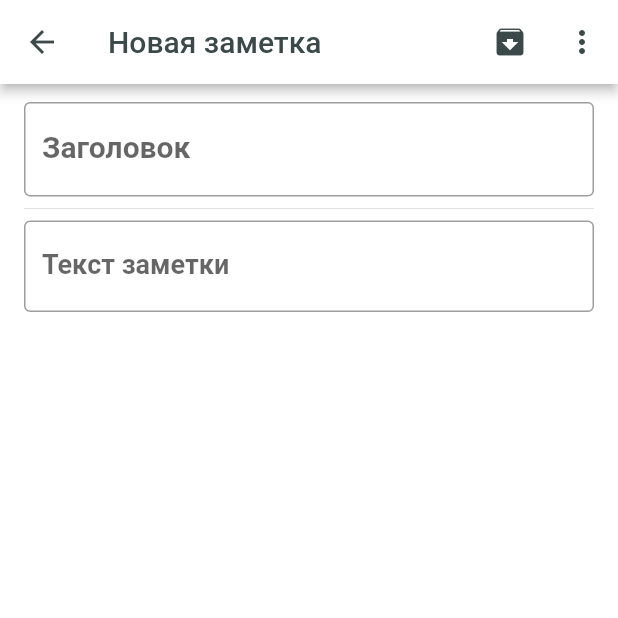
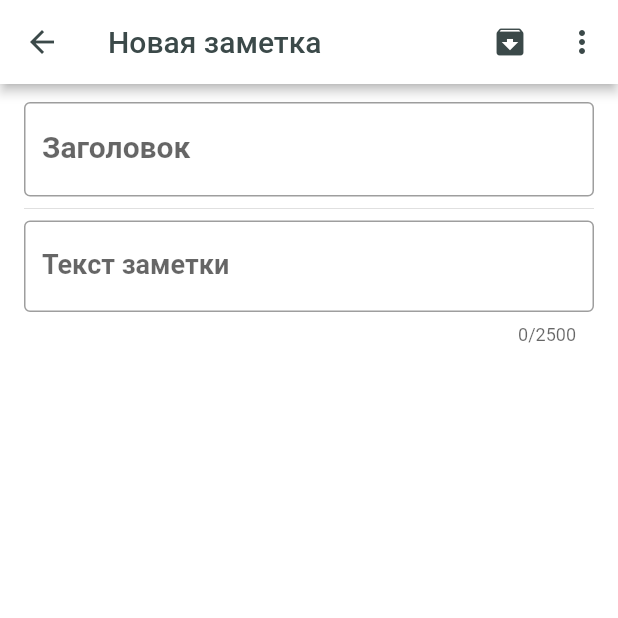
Before and after one commit to pabushabi/notes, a Flutter app: the screen it shows after launch, after a tap on the "add" icon, on a phone screen of 412 x 824 dp, the top half of it. Run offline on Flutter 3.47's test engine with Material 2 defaults, Android fonts, the phone set to English and light mode, and no system bars; our stand-ins replace auto_size_text, share, sqflite; accounts and stored records are empty.

Commit message:
New FAB animation | minor editor enhancements

```diff
--- a/lib/HomePage.dart
+++ b/lib/HomePage.dart
@@ -3,17 +3,42 @@ import 'SView.dart';
 import 'Note.dart';
 import 'NotePage.dart';
 import 'Utility.dart';
+import 'dart:async';
 
 enum viewType { List, Staggered }
+final routeObserver = RouteObserver<PageRoute>();
 
 class HomePage extends StatefulWidget {
   @override
   _HomePageState createState() => _HomePageState();
 }
 
-class _HomePageState extends State<HomePage> {
+class _HomePageState extends State<HomePage> with RouteAware{
   var notesViewType;
   final _scaffoldKey = GlobalKey<ScaffoldState>();
+  bool _fabVis = true;
+  final _fabkey = GlobalKey();
+  final duration = Duration(milliseconds: 300);
+
+  @override
+  didChangeDependencies() {
+    super.didChangeDependencies();
+    routeObserver.subscribe(this, ModalRoute.of(context));
+  }
+
+  @override
+  dispose() {
+    super.dispose();
+    routeObserver.unsubscribe(this);
+  }
+
+  @override
+  didPopNext() {
+    // Show back the FAB on transition back ended
+    Timer(duration, () {
+      setState(() => _fabVis = true);
+    });
+  }
 
   @override
   void initState() {
@@ -39,23 +64,95 @@ class _HomePageState extends State<HomePage> {
           top: true,
           bottom: true,
         ),
-        floatingActionButton: FloatingActionButton(
-          onPressed: () => _newNoteTapped(context),
-          child: Icon(Icons.add),
-//          backgroundColor: Color.fromARGB(255, 59, 73, 73),
-        ));
+        floatingActionButton: Visibility(
+            visible: _fabVis, child: _buildFab(context, key: _fabkey)));
   }
 
+  Widget _buildFab(context, {key}) => FloatingActionButton(
+        onPressed: () => _newNoteTapped(context),
+        key: key,
+        child: Icon(Icons.add),
+//          backgroundColor: Color.fromARGB(255, 59, 73, 73),
+//          backgroundColor: Colors.white,
+      );
+
   Widget _body() {
-//    print(notesViewType);
     return Container(child: StaggeredGridPage(notesViewType: notesViewType));
   }
 
   void _newNoteTapped(BuildContext ctx) {
+    setState(() {
+      _fabVis = false;
+    });
+    final RenderBox fabRB = _fabkey.currentContext.findRenderObject();
+    final fabSize = fabRB.size;
+    final fabOffset = fabRB.localToGlobal(Offset.zero);
+
     var emptyNote =
         new Note(-1, "", "", DateTime.now(), DateTime.now(), Colors.white);
+//        new Note(-1, "", "", DateTime.now(), DateTime.now(), Color.fromARGB(255, 246, 85, 85));
+//    Navigator.push(
+//        ctx, MaterialPageRoute(builder: (ctx) => NotePage(emptyNote)));
     Navigator.push(
-        ctx, MaterialPageRoute(builder: (ctx) => NotePage(emptyNote)));
+        ctx,
+        PageRouteBuilder(
+            transitionDuration: duration,
+            pageBuilder: (BuildContext ctx, Animation<double> animation,
+                    Animation<double> secondaryAnimation) =>
+                NotePage(emptyNote),
+            transitionsBuilder: (BuildContext ctx, Animation<double> animation,
+                    Animation<double> secondaryAnimation, Widget child) =>
+                _buildTransition(child, animation, fabSize, fabOffset)));
+  }
+
+  Widget _buildTransition(Widget page, Animation<double> animation,
+      Size fabSize, Offset fabOffset) {
+    if (animation.value == 1) return page;
+
+    final borderTween = BorderRadiusTween(
+      begin: BorderRadius.circular(fabSize.width / 2),
+      end: BorderRadius.circular(0.0),
+    );
+    final sizeTween = SizeTween(
+      begin: fabSize,
+      end: MediaQuery.of(context).size,
+    );
+    final offsetTween = Tween<Offset>(
+      begin: fabOffset,
+      end: Offset.zero,
+    );
+
+    final easeInAnimation = CurvedAnimation(
+      parent: animation,
+      curve: Curves.easeIn,
+    );
+    final easeAnimation = CurvedAnimation(
+      parent: animation,
+      curve: Curves.easeOut,
+    );
+
+    final radius = borderTween.evaluate(easeInAnimation);
+    final offset = offsetTween.evaluate(animation);
+    final size = sizeTween.evaluate(easeInAnimation);
+
+    final transitionFab =
+        Opacity(opacity: 1 - easeInAnimation.value, child: _buildFab(context));
+
+    Widget positionedClippedChild(Widget child) => Positioned(
+          width: size.width,
+          height: size.height,
+          left: offset.dx,
+          top: offset.dy,
+          child: ClipRRect(
+            borderRadius: radius,
+            child: child,
+          ),
+        );
+
+    return Stack(children: [
+      positionedClippedChild(page),
+      positionedClippedChild(transitionFab)
+    ]);
   }
 
   void _toggleViewType() {
@@ -71,15 +168,10 @@ class _HomePageState extends State<HomePage> {
       IconButton(
         onPressed: () {
           /*TODO: search*/
-          final snackbar =
-              SnackBar(
-                  content: Text("Feature isn't implemented yet"),
-                  action: SnackBarAction(
-                      label: "Ясно",
-                      onPressed: () {}
-                  ),
-                  duration: Duration(seconds: 3)
-              );
+          final snackbar = SnackBar(
+              content: Text("Feature isn't implemented yet"),
+              action: SnackBarAction(label: "Ясно", onPressed: () {}),
+              duration: Duration(seconds: 3));
           _scaffoldKey.currentState.showSnackBar(snackbar);
         },
         icon: Icon(
--- a/lib/NotePage.dart
+++ b/lib/NotePage.dart
@@ -91,9 +91,10 @@ class _NotePageState extends State<NotePage> {
                   border: OutlineInputBorder(),
 //                    focusColor: Color.fromARGB(255, 59, 73, 73),
                 ),
-                onChanged: (str) => {updateNoteObject()},
+                onChanged: (str) => updateNoteObject(),
                 controller: _titleController,
                 focusNode: _titleFocus,
+                textCapitalization: TextCapitalization.sentences,
               ),
               Divider(),
               TextField(
@@ -106,9 +107,11 @@ class _NotePageState extends State<NotePage> {
                 ),
                 decoration: InputDecoration(
                     labelText: "Текст заметки", border: OutlineInputBorder()),
-                onChanged: (str) => {updateNoteObject()},
+                onChanged: (str) => updateNoteObject(),
                 controller: _contentController,
                 focusNode: _contentFocus,
+                textCapitalization: TextCapitalization.sentences,
+                maxLength: 2500,
               ),
             ],
           ),
@@ -231,7 +234,7 @@ class _NotePageState extends State<NotePage> {
               content: Text("Это действие нельзя обратить"),
               actions: <Widget>[
                 FlatButton(
-                    onPressed: () => {Navigator.of(context).pop()},
+                    onPressed: () => Navigator.of(context).pop(),
                     child: Text("Нет")),
                 FlatButton(
                     onPressed: () {
@@ -283,7 +286,7 @@ class _NotePageState extends State<NotePage> {
               content: Text("Заметка будет добавлена в архив"),
               actions: <Widget>[
                 FlatButton(
-                    onPressed: () => {Navigator.of(context).pop()},
+                    onPressed: () => Navigator.of(context).pop(),
                     child: Text("Нет")),
                 FlatButton(
                     onPressed: () => _archiveThisNote(context),
--- a/lib/main.dart
+++ b/lib/main.dart
@@ -14,9 +14,11 @@ class MyApp extends StatelessWidget {
           fontFamily: "Roboto",
           iconTheme: IconThemeData(color: Color.fromARGB(255, 59, 73, 73)),
           primaryColor: Color.fromARGB(255, 59, 73, 73),
-          accentColor: Color.fromARGB(255, 59, 73, 73),
+          accentColor: Color.fromARGB(255, 246, 85, 85),
+//          accentColor: Color.fromARGB(255, 59, 73, 73),
           textSelectionColor: Color.fromARGB(50, 59, 73, 73)),
       home: HomePage(),
+      navigatorObservers: [routeObserver],
     );
   }
 }
```
Also changed, not shown: docs/imgs/notes_home.png, 1 other file.
